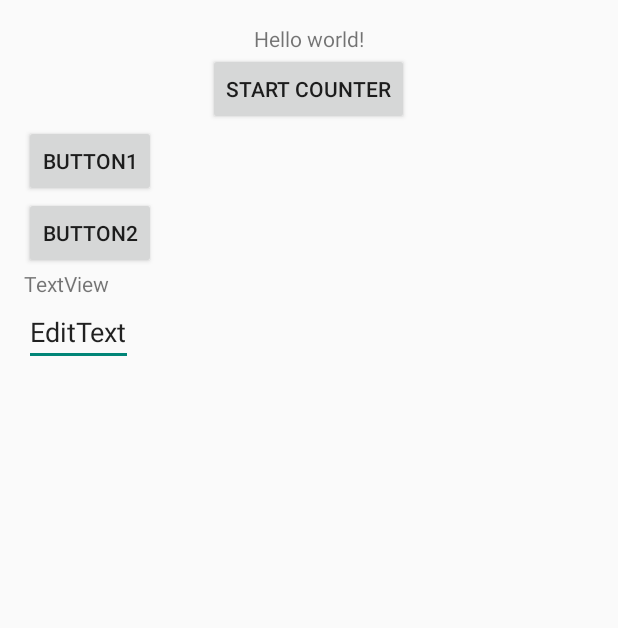
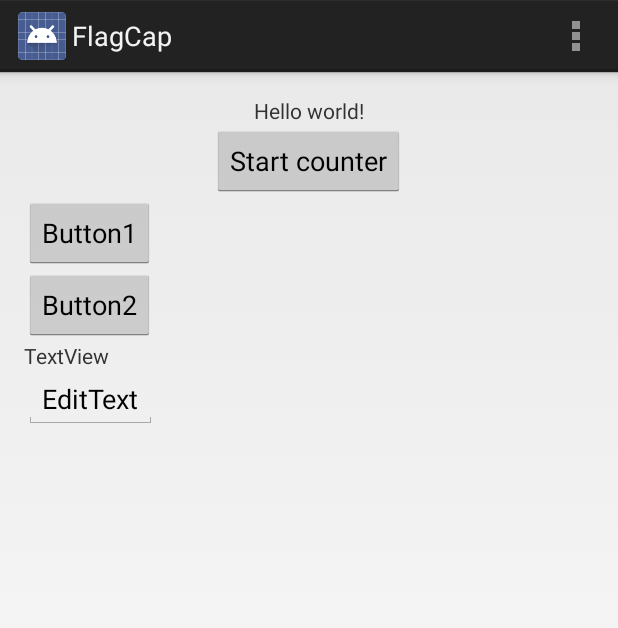
Before and after one commit to Eclipse5599/project, an Android app: the screen it shows after launch (MainActivity), on a phone screen of 412 x 824 dp. Shown: the top 628 px of the screen. Run offline under Robolectric (Android 15) with nearby library versions, the light colour scheme and no system bars.

Commit message:
Changed the AppTheme

```diff
--- a/FlagCap/app/src/main/res/values/styles.xml
+++ b/FlagCap/app/src/main/res/values/styles.xml
@@ -1,7 +1,7 @@
 <resources>
 
     <!-- Base application theme. -->
-    <style name="AppTheme" parent="Theme.AppCompat.Light.DarkActionBar">
+    <style name="AppTheme" parent="@android:style/Theme.Holo.Light.DarkActionBar">
         <!-- Customize your theme here. -->
     </style>
 
```
